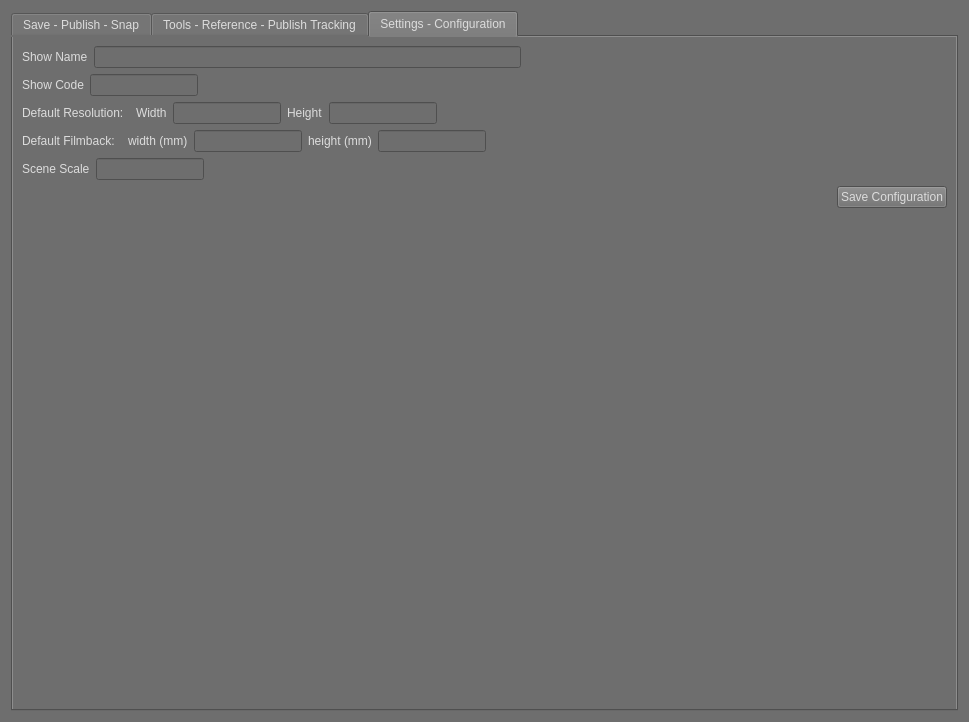
This is ui/superSaver_UI.ui in SleepDeprivedVFX/versionUp as Qt 5 draws it before an edit. The edited form follows.
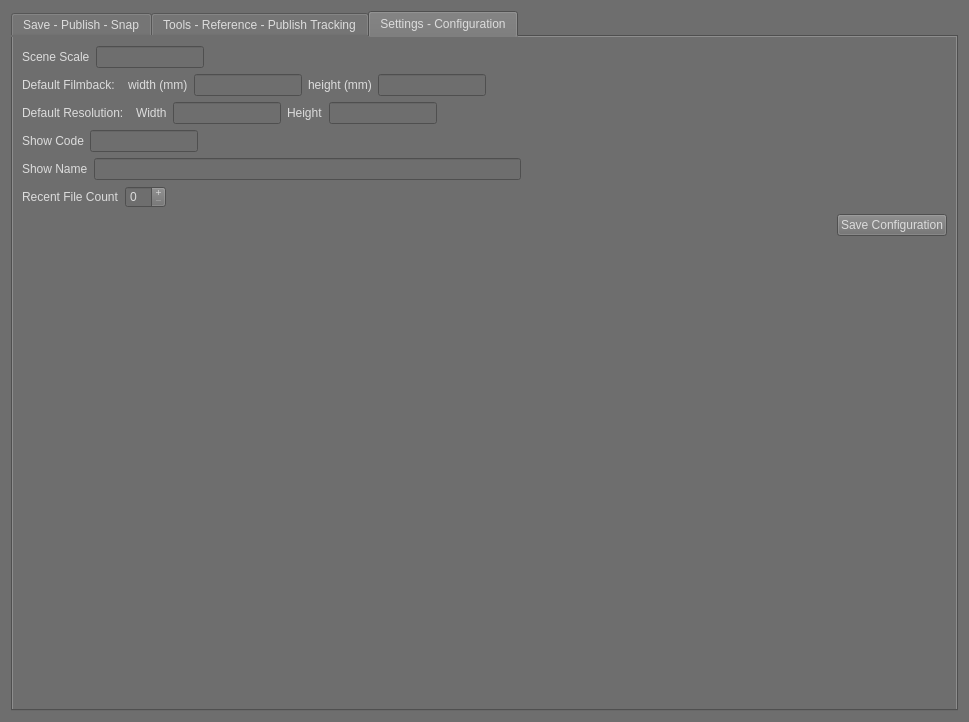
This is the edited form. The open tabs and pages were chosen to show the change.

Commit message: v1.1.2: The folder selection bit is now working, at least as far as setting the UI goes.  Now for a test.

Patch:
```diff
--- a/ui/superSaver_UI.ui
+++ b/ui/superSaver_UI.ui
@@ -744,43 +744,16 @@
       </attribute>
       <layout class="QVBoxLayout" name="verticalLayout_7">
        <item>
-        <layout class="QHBoxLayout" name="horizontalLayout_4">
+        <layout class="QHBoxLayout" name="horizontalLayout_8">
          <item>
-          <widget class="QLabel" name="showName_label">
+          <widget class="QLabel" name="SceneScale_Label">
            <property name="text">
-            <string>Show Name</string>
+            <string>Scene Scale</string>
            </property>
           </widget>
          </item>
          <item>
-          <widget class="QLineEdit" name="showName"/>
-         </item>
-         <item>
-          <spacer name="horizontalSpacer_10">
-           <property name="orientation">
-            <enum>Qt::Orientation::Horizontal</enum>
-           </property>
-           <property name="sizeHint" stdset="0">
-            <size>
-             <width>40</width>
-             <height>20</height>
-            </size>
-           </property>
-          </spacer>
-         </item>
-        </layout>
-       </item>
-       <item>
-        <layout class="QHBoxLayout" name="horizontalLayout_5">
-         <item>
-          <widget class="QLabel" name="showCodeSet_label">
-           <property name="text">
-            <string>Show Code</string>
-           </property>
-          </widget>
-         </item>
-         <item>
-          <widget class="QLineEdit" name="showCodeSet">
+          <widget class="QLineEdit" name="sceneScale">
            <property name="sizePolicy">
             <sizepolicy hsizetype="Fixed" vsizetype="Fixed">
              <horstretch>0</horstretch>
@@ -790,65 +763,7 @@
           </widget>
          </item>
          <item>
-          <spacer name="horizontalSpacer_5">
-           <property name="orientation">
-            <enum>Qt::Orientation::Horizontal</enum>
-           </property>
-           <property name="sizeHint" stdset="0">
-            <size>
-             <width>40</width>
-             <height>20</height>
-            </size>
-           </property>
-          </spacer>
-         </item>
-        </layout>
-       </item>
-       <item>
-        <layout class="QHBoxLayout" name="horizontalLayout_6">
-         <item>
-          <widget class="QLabel" name="defaultResolution_label">
-           <property name="text">
-            <string>Default Resolution:  </string>
-           </property>
-          </widget>
-         </item>
-         <item>
-          <widget class="QLabel" name="resolutionWidth_label">
-           <property name="text">
-            <string>Width</string>
-           </property>
-          </widget>
-         </item>
-         <item>
-          <widget class="QLineEdit" name="resolutionWidth">
-           <property name="sizePolicy">
-            <sizepolicy hsizetype="Fixed" vsizetype="Fixed">
-             <horstretch>0</horstretch>
-             <verstretch>0</verstretch>
-            </sizepolicy>
-           </property>
-          </widget>
-         </item>
-         <item>
-          <widget class="QLabel" name="resolutionHeight_label">
-           <property name="text">
-            <string>Height</string>
-           </property>
-          </widget>
-         </item>
-         <item>
-          <widget class="QLineEdit" name="resolutionHeight">
-           <property name="sizePolicy">
-            <sizepolicy hsizetype="Fixed" vsizetype="Fixed">
-             <horstretch>0</horstretch>
-             <verstretch>0</verstretch>
-            </sizepolicy>
-           </property>
-          </widget>
-         </item>
-         <item>
-          <spacer name="horizontalSpacer_6">
+          <spacer name="horizontalSpacer_8">
            <property name="orientation">
             <enum>Qt::Orientation::Horizontal</enum>
            </property>
@@ -921,16 +836,23 @@
         </layout>
        </item>
        <item>
-        <layout class="QHBoxLayout" name="horizontalLayout_8">
+        <layout class="QHBoxLayout" name="horizontalLayout_6">
          <item>
-          <widget class="QLabel" name="SceneScale_Label">
+          <widget class="QLabel" name="defaultResolution_label">
            <property name="text">
-            <string>Scene Scale</string>
+            <string>Default Resolution:  </string>
            </property>
           </widget>
          </item>
          <item>
-          <widget class="QLineEdit" name="sceneScale">
+          <widget class="QLabel" name="resolutionWidth_label">
+           <property name="text">
+            <string>Width</string>
+           </property>
+          </widget>
+         </item>
+         <item>
+          <widget class="QLineEdit" name="resolutionWidth">
            <property name="sizePolicy">
             <sizepolicy hsizetype="Fixed" vsizetype="Fixed">
              <horstretch>0</horstretch>
@@ -940,7 +862,116 @@
           </widget>
          </item>
          <item>
-          <spacer name="horizontalSpacer_8">
+          <widget class="QLabel" name="resolutionHeight_label">
+           <property name="text">
+            <string>Height</string>
+           </property>
+          </widget>
+         </item>
+         <item>
+          <widget class="QLineEdit" name="resolutionHeight">
+           <property name="sizePolicy">
+            <sizepolicy hsizetype="Fixed" vsizetype="Fixed">
+             <horstretch>0</horstretch>
+             <verstretch>0</verstretch>
+            </sizepolicy>
+           </property>
+          </widget>
+         </item>
+         <item>
+          <spacer name="horizontalSpacer_6">
+           <property name="orientation">
+            <enum>Qt::Orientation::Horizontal</enum>
+           </property>
+           <property name="sizeHint" stdset="0">
+            <size>
+             <width>40</width>
+             <height>20</height>
+            </size>
+           </property>
+          </spacer>
+         </item>
+        </layout>
+       </item>
+       <item>
+        <layout class="QHBoxLayout" name="horizontalLayout_5">
+         <item>
+          <widget class="QLabel" name="showCodeSet_label">
+           <property name="text">
+            <string>Show Code</string>
+           </property>
+          </widget>
+         </item>
+         <item>
+          <widget class="QLineEdit" name="showCodeSet">
+           <property name="sizePolicy">
+            <sizepolicy hsizetype="Fixed" vsizetype="Fixed">
+             <horstretch>0</horstretch>
+             <verstretch>0</verstretch>
+            </sizepolicy>
+           </property>
+          </widget>
+         </item>
+         <item>
+          <spacer name="horizontalSpacer_5">
+           <property name="orientation">
+            <enum>Qt::Orientation::Horizontal</enum>
+           </property>
+           <property name="sizeHint" stdset="0">
+            <size>
+             <width>40</width>
+             <height>20</height>
+            </size>
+           </property>
+          </spacer>
+         </item>
+        </layout>
+       </item>
+       <item>
+        <layout class="QHBoxLayout" name="horizontalLayout_4">
+         <item>
+          <widget class="QLabel" name="showName_label">
+           <property name="text">
+            <string>Show Name</string>
+           </property>
+          </widget>
+         </item>
+         <item>
+          <widget class="QLineEdit" name="showName"/>
+         </item>
+         <item>
+          <spacer name="horizontalSpacer_10">
+           <property name="orientation">
+            <enum>Qt::Orientation::Horizontal</enum>
+           </property>
+           <property name="sizeHint" stdset="0">
+            <size>
+             <width>40</width>
+             <height>20</height>
+            </size>
+           </property>
+          </spacer>
+         </item>
+        </layout>
+       </item>
+       <item>
+        <layout class="QHBoxLayout" name="horizontalLayout_10">
+         <item>
+          <widget class="QLabel" name="recent_file_count_label">
+           <property name="text">
+            <string>Recent File Count</string>
+           </property>
+          </widget>
+         </item>
+         <item>
+          <widget class="QSpinBox" name="recent_file_count">
+           <property name="buttonSymbols">
+            <enum>QAbstractSpinBox::ButtonSymbols::PlusMinus</enum>
+           </property>
+          </widget>
+         </item>
+         <item>
+          <spacer name="horizontalSpacer_11">
            <property name="orientation">
             <enum>Qt::Orientation::Horizontal</enum>
            </property>
@@ -986,7 +1017,7 @@
          <property name="sizeHint" stdset="0">
           <size>
            <width>20</width>
-           <height>477</height>
+           <height>40</height>
           </size>
          </property>
         </spacer>
```
The commit also changes 2 other files.
